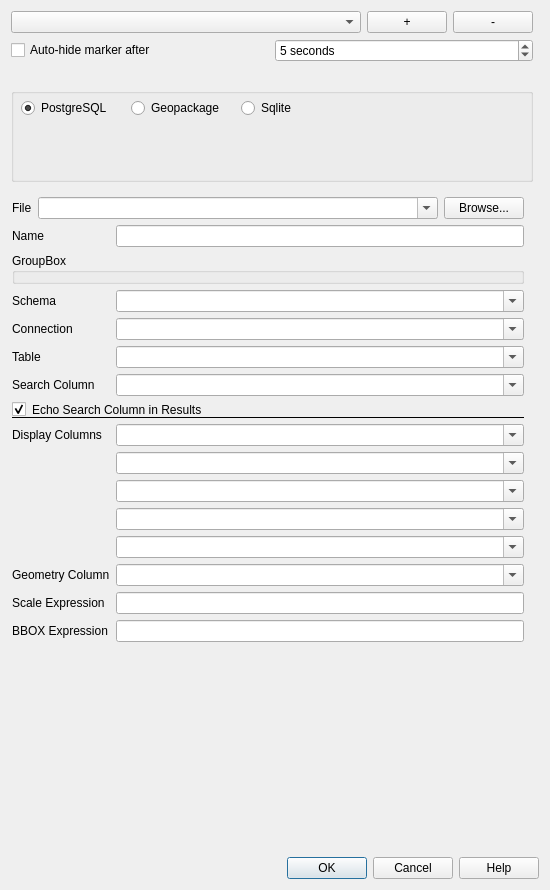
lutraconsulting/qgis-discovery-plugin, file Discovery/config_dialog.ui: the form before one commit.
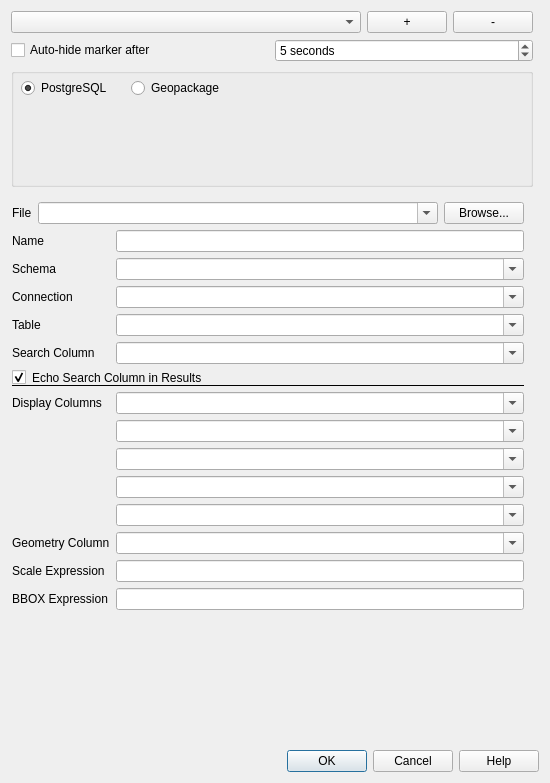
The form after the commit.

What changed in the file:
```diff
--- a/Discovery/config_dialog.ui
+++ b/Discovery/config_dialog.ui
@@ -10,14 +10,14 @@
     <x>0</x>
     <y>0</y>
     <width>550</width>
-    <height>890</height>
+    <height>783</height>
    </rect>
   </property>
   <property name="windowTitle">
    <string>Configuration</string>
   </property>
   <layout class="QGridLayout" name="gridLayout">
-   <item row="6" column="0">
+   <item row="5" column="0">
     <widget class="QFrame" name="frame">
      <property name="styleSheet">
       <string notr="true">border-bottom: 1px solid black</string>
@@ -28,6 +28,9 @@
       </property>
       <item>
        <layout class="QGridLayout" name="formGeopackage">
+        <property name="bottomMargin">
+         <number>0</number>
+        </property>
         <item row="0" column="0">
          <widget class="QLabel" name="label_10">
           <property name="sizePolicy">
@@ -74,46 +77,7 @@
         <property name="bottomMargin">
          <number>0</number>
         </property>
-        <item row="12" column="1">
-         <widget class="QComboBox" name="cboDisplayColumn1">
-          <property name="sizePolicy">
-           <sizepolicy hsizetype="Expanding" vsizetype="Fixed">
-            <horstretch>0</horstretch>
-            <verstretch>0</verstretch>
-           </sizepolicy>
-          </property>
-          <property name="editable">
-           <bool>true</bool>
-          </property>
-          <property name="insertPolicy">
-           <enum>QComboBox::NoInsert</enum>
-          </property>
-         </widget>
-        </item>
-        <item row="13" column="1">
-         <widget class="QComboBox" name="cboDisplayColumn2">
-          <property name="sizePolicy">
-           <sizepolicy hsizetype="Expanding" vsizetype="Fixed">
-            <horstretch>0</horstretch>
-            <verstretch>0</verstretch>
-           </sizepolicy>
-          </property>
-          <property name="editable">
-           <bool>true</bool>
-          </property>
-          <property name="insertPolicy">
-           <enum>QComboBox::NoInsert</enum>
-          </property>
-         </widget>
-        </item>
-        <item row="9" column="0">
-         <widget class="QLabel" name="label_3">
-          <property name="text">
-           <string>Table</string>
-          </property>
-         </widget>
-        </item>
-        <item row="11" column="0" colspan="2">
+        <item row="10" column="0" colspan="2">
          <widget class="QCheckBox" name="cbEchoSearchColumn">
           <property name="text">
            <string>Echo Search Column in Results</string>
@@ -123,46 +87,50 @@
           </property>
          </widget>
         </item>
-        <item row="1" column="1">
-         <widget class="QLineEdit" name="cboName"/>
-        </item>
-        <item row="9" column="1">
-         <widget class="QComboBox" name="cboTable">
-          <property name="sizePolicy">
-           <sizepolicy hsizetype="Expanding" vsizetype="Fixed">
-            <horstretch>0</horstretch>
-            <verstretch>0</verstretch>
-           </sizepolicy>
-          </property>
-          <property name="editable">
-           <bool>true</bool>
-          </property>
-          <property name="insertPolicy">
-           <enum>QComboBox::NoInsert</enum>
-          </property>
-         </widget>
-        </item>
-        <item row="17" column="0">
-         <widget class="QLabel" name="label_5">
-          <property name="text">
-           <string>Geometry Column</string>
-          </property>
-         </widget>
-        </item>
-        <item row="19" column="1">
+        <item row="18" column="1">
          <widget class="QLineEdit" name="editScaleExpr"/>
         </item>
-        <item row="12" column="0">
+        <item row="8" column="0">
+         <widget class="QLabel" name="label_3">
+          <property name="text">
+           <string>Table</string>
+          </property>
+         </widget>
+        </item>
+        <item row="11" column="0">
          <widget class="QLabel" name="label_4">
           <property name="text">
            <string>Display Columns</string>
           </property>
          </widget>
         </item>
-        <item row="20" column="0">
-         <widget class="QLabel" name="label_8">
+        <item row="2" column="0">
+         <widget class="QLabel" name="label_2">
           <property name="text">
-           <string>BBOX Expression</string>
+           <string>Schema</string>
+          </property>
+         </widget>
+        </item>
+        <item row="11" column="1">
+         <widget class="QComboBox" name="cboDisplayColumn1">
+          <property name="sizePolicy">
+           <sizepolicy hsizetype="Expanding" vsizetype="Fixed">
+            <horstretch>0</horstretch>
+            <verstretch>0</verstretch>
+           </sizepolicy>
+          </property>
+          <property name="editable">
+           <bool>true</bool>
+          </property>
+          <property name="insertPolicy">
+           <enum>QComboBox::NoInsert</enum>
+          </property>
+         </widget>
+        </item>
+        <item row="18" column="0">
+         <widget class="QLabel" name="label_7">
+          <property name="text">
+           <string>Scale Expression</string>
           </property>
          </widget>
         </item>
@@ -173,31 +141,8 @@
           </property>
          </widget>
         </item>
-        <item row="19" column="0">
-         <widget class="QLabel" name="label_7">
-          <property name="text">
-           <string>Scale Expression</string>
-          </property>
-         </widget>
-        </item>
-        <item row="17" column="1">
-         <widget class="QComboBox" name="cboGeomColumn">
-          <property name="sizePolicy">
-           <sizepolicy hsizetype="Expanding" vsizetype="Fixed">
-            <horstretch>0</horstretch>
-            <verstretch>0</verstretch>
-           </sizepolicy>
-          </property>
-          <property name="editable">
-           <bool>true</bool>
-          </property>
-          <property name="insertPolicy">
-           <enum>QComboBox::NoInsert</enum>
-          </property>
-         </widget>
-        </item>
         <item row="15" column="1">
-         <widget class="QComboBox" name="cboDisplayColumn4">
+         <widget class="QComboBox" name="cboDisplayColumn5">
           <property name="sizePolicy">
            <sizepolicy hsizetype="Expanding" vsizetype="Fixed">
             <horstretch>0</horstretch>
@@ -212,10 +157,58 @@
           </property>
          </widget>
         </item>
-        <item row="20" column="1">
+        <item row="16" column="1">
+         <widget class="QComboBox" name="cboGeomColumn">
+          <property name="sizePolicy">
+           <sizepolicy hsizetype="Expanding" vsizetype="Fixed">
+            <horstretch>0</horstretch>
+            <verstretch>0</verstretch>
+           </sizepolicy>
+          </property>
+          <property name="editable">
+           <bool>true</bool>
+          </property>
+          <property name="insertPolicy">
+           <enum>QComboBox::NoInsert</enum>
+          </property>
+         </widget>
+        </item>
+        <item row="19" column="1">
          <widget class="QLineEdit" name="editBboxExpr"/>
         </item>
+        <item row="9" column="1">
+         <widget class="QComboBox" name="cboSearchColumn">
+          <property name="sizePolicy">
+           <sizepolicy hsizetype="Expanding" vsizetype="Fixed">
+            <horstretch>0</horstretch>
+            <verstretch>0</verstretch>
+           </sizepolicy>
+          </property>
+          <property name="editable">
+           <bool>true</bool>
+          </property>
+          <property name="insertPolicy">
+           <enum>QComboBox::NoInsert</enum>
+          </property>
+         </widget>
+        </item>
         <item row="14" column="1">
+         <widget class="QComboBox" name="cboDisplayColumn4">
+          <property name="sizePolicy">
+           <sizepolicy hsizetype="Expanding" vsizetype="Fixed">
+            <horstretch>0</horstretch>
+            <verstretch>0</verstretch>
+           </sizepolicy>
+          </property>
+          <property name="editable">
+           <bool>true</bool>
+          </property>
+          <property name="insertPolicy">
+           <enum>QComboBox::NoInsert</enum>
+          </property>
+         </widget>
+        </item>
+        <item row="13" column="1">
          <widget class="QComboBox" name="cboDisplayColumn3">
           <property name="sizePolicy">
            <sizepolicy hsizetype="Expanding" vsizetype="Fixed">
@@ -231,8 +224,8 @@
           </property>
          </widget>
         </item>
-        <item row="16" column="1">
-         <widget class="QComboBox" name="cboDisplayColumn5">
+        <item row="2" column="1">
+         <widget class="QComboBox" name="cboSchema">
           <property name="sizePolicy">
            <sizepolicy hsizetype="Expanding" vsizetype="Fixed">
             <horstretch>0</horstretch>
@@ -247,45 +240,15 @@
           </property>
          </widget>
         </item>
-        <item row="10" column="0">
-         <widget class="QLabel" name="label_6">
-          <property name="text">
-           <string>Search Column</string>
-          </property>
-         </widget>
-        </item>
-        <item row="10" column="1">
-         <widget class="QComboBox" name="cboSearchColumn">
-          <property name="sizePolicy">
-           <sizepolicy hsizetype="Expanding" vsizetype="Fixed">
-            <horstretch>0</horstretch>
-            <verstretch>0</verstretch>
-           </sizepolicy>
-          </property>
-          <property name="editable">
-           <bool>true</bool>
-          </property>
-          <property name="insertPolicy">
-           <enum>QComboBox::NoInsert</enum>
-          </property>
-         </widget>
-        </item>
-        <item row="2" column="0" colspan="2">
-         <widget class="QGroupBox" name="groupBox_2">
-          <property name="title">
-           <string>GroupBox</string>
-          </property>
-         </widget>
-        </item>
-        <item row="4" column="0">
+        <item row="3" column="0">
          <widget class="QLabel" name="label">
           <property name="text">
            <string>Connection</string>
           </property>
          </widget>
         </item>
-        <item row="4" column="1">
-         <widget class="QComboBox" name="cboConnection">
+        <item row="12" column="1">
+         <widget class="QComboBox" name="cboDisplayColumn2">
           <property name="sizePolicy">
            <sizepolicy hsizetype="Expanding" vsizetype="Fixed">
             <horstretch>0</horstretch>
@@ -300,15 +263,38 @@
           </property>
          </widget>
         </item>
-        <item row="3" column="0">
-         <widget class="QLabel" name="label_2">
+        <item row="8" column="1">
+         <widget class="QComboBox" name="cboTable">
+          <property name="sizePolicy">
+           <sizepolicy hsizetype="Expanding" vsizetype="Fixed">
+            <horstretch>0</horstretch>
+            <verstretch>0</verstretch>
+           </sizepolicy>
+          </property>
+          <property name="editable">
+           <bool>true</bool>
+          </property>
+          <property name="insertPolicy">
+           <enum>QComboBox::NoInsert</enum>
+          </property>
+         </widget>
+        </item>
+        <item row="16" column="0">
+         <widget class="QLabel" name="label_5">
           <property name="text">
-           <string>Schema</string>
+           <string>Geometry Column</string>
+          </property>
+         </widget>
+        </item>
+        <item row="9" column="0">
+         <widget class="QLabel" name="label_6">
+          <property name="text">
+           <string>Search Column</string>
           </property>
          </widget>
         </item>
         <item row="3" column="1">
-         <widget class="QComboBox" name="cboSchema">
+         <widget class="QComboBox" name="cboConnection">
           <property name="sizePolicy">
            <sizepolicy hsizetype="Expanding" vsizetype="Fixed">
             <horstretch>0</horstretch>
@@ -323,49 +309,68 @@
           </property>
          </widget>
         </item>
+        <item row="1" column="1">
+         <widget class="QLineEdit" name="cboName"/>
+        </item>
+        <item row="19" column="0">
+         <widget class="QLabel" name="label_8">
+          <property name="text">
+           <string>BBOX Expression</string>
+          </property>
+         </widget>
+        </item>
        </layout>
       </item>
      </layout>
     </widget>
    </item>
-   <item row="20" column="0" rowspan="2">
-    <widget class="QLabel" name="lblMessage">
-     <property name="sizePolicy">
-      <sizepolicy hsizetype="Preferred" vsizetype="Preferred">
-       <horstretch>0</horstretch>
-       <verstretch>0</verstretch>
-      </sizepolicy>
-     </property>
-     <property name="alignment">
-      <set>Qt::AlignLeading|Qt::AlignLeft|Qt::AlignTop</set>
-     </property>
-    </widget>
-   </item>
-   <item row="22" column="0" colspan="2">
-    <widget class="QDialogButtonBox" name="buttonBox">
-     <property name="orientation">
-      <enum>Qt::Horizontal</enum>
-     </property>
-     <property name="standardButtons">
-      <set>QDialogButtonBox::Cancel|QDialogButtonBox::Help|QDialogButtonBox::Ok</set>
-     </property>
-    </widget>
-   </item>
    <item row="4" column="0">
-    <spacer name="horizontalSpacer">
-     <property name="orientation">
-      <enum>Qt::Horizontal</enum>
+    <widget class="QGroupBox" name="groupBox">
+     <property name="sizePolicy">
+      <sizepolicy hsizetype="Minimum" vsizetype="Minimum">
+       <horstretch>0</horstretch>
+       <verstretch>0</verstretch>
+      </sizepolicy>
      </property>
-     <property name="sizeType">
-      <enum>QSizePolicy::Minimum</enum>
+     <property name="title">
+      <string/>
      </property>
-     <property name="sizeHint" stdset="0">
-      <size>
-       <width>40</width>
-       <height>20</height>
-      </size>
+     <property name="flat">
+      <bool>true</bool>
      </property>
-    </spacer>
+     <widget class="QRadioButton" name="postgresButton">
+      <property name="geometry">
+       <rect>
+        <x>10</x>
+        <y>10</y>
+        <width>101</width>
+        <height>20</height>
+       </rect>
+      </property>
+      <property name="text">
+       <string>PostgreSQL</string>
+      </property>
+      <property name="checked">
+       <bool>true</bool>
+      </property>
+     </widget>
+     <widget class="QRadioButton" name="geopackageButton">
+      <property name="geometry">
+       <rect>
+        <x>120</x>
+        <y>10</y>
+        <width>101</width>
+        <height>20</height>
+       </rect>
+      </property>
+      <property name="text">
+       <string>Geopackage</string>
+      </property>
+      <property name="checked">
+       <bool>false</bool>
+      </property>
+     </widget>
+    </widget>
    </item>
    <item row="3" column="0">
     <layout class="QGridLayout" name="gridLayout_2">
@@ -416,59 +421,27 @@
      </item>
     </layout>
    </item>
-   <item row="5" column="0">
-    <widget class="QGroupBox" name="groupBox">
-     <property name="title">
-      <string/>
+   <item row="21" column="0" colspan="2">
+    <widget class="QDialogButtonBox" name="buttonBox">
+     <property name="orientation">
+      <enum>Qt::Horizontal</enum>
      </property>
-     <property name="flat">
-      <bool>true</bool>
+     <property name="standardButtons">
+      <set>QDialogButtonBox::Cancel|QDialogButtonBox::Help|QDialogButtonBox::Ok</set>
      </property>
-     <widget class="QRadioButton" name="postgresButton">
-      <property name="geometry">
-       <rect>
-        <x>10</x>
-        <y>10</y>
-        <width>101</width>
-        <height>20</height>
-       </rect>
-      </property>
-      <property name="text">
-       <string>PostgreSQL</string>
-      </property>
-      <property name="checked">
-       <bool>true</bool>
-      </property>
-     </widget>
-     <widget class="QRadioButton" name="geopackageButton">
-      <property name="geometry">
-       <rect>
-        <x>120</x>
-        <y>10</y>
-        <width>101</width>
-        <height>20</height>
-       </rect>
-      </property>
-      <property name="text">
-       <string>Geopackage</string>
-      </property>
-      <property name="checked">
-       <bool>false</bool>
-      </property>
-     </widget>
-     <widget class="QRadioButton" name="sqliteButton">
-      <property name="geometry">
-       <rect>
-        <x>230</x>
-        <y>10</y>
-        <width>101</width>
-        <height>20</height>
-       </rect>
-      </property>
-      <property name="text">
-       <string>Sqlite</string>
-      </property>
-     </widget>
+    </widget>
+   </item>
+   <item row="19" column="0">
+    <widget class="QLabel" name="lblMessage">
+     <property name="sizePolicy">
+      <sizepolicy hsizetype="Preferred" vsizetype="Preferred">
+       <horstretch>0</horstretch>
+       <verstretch>0</verstretch>
+      </sizepolicy>
+     </property>
+     <property name="alignment">
+      <set>Qt::AlignLeading|Qt::AlignLeft|Qt::AlignTop</set>
+     </property>
     </widget>
    </item>
   </layout>
```
Left out of the diff: 32 changed lines with no effect on the pictures.
